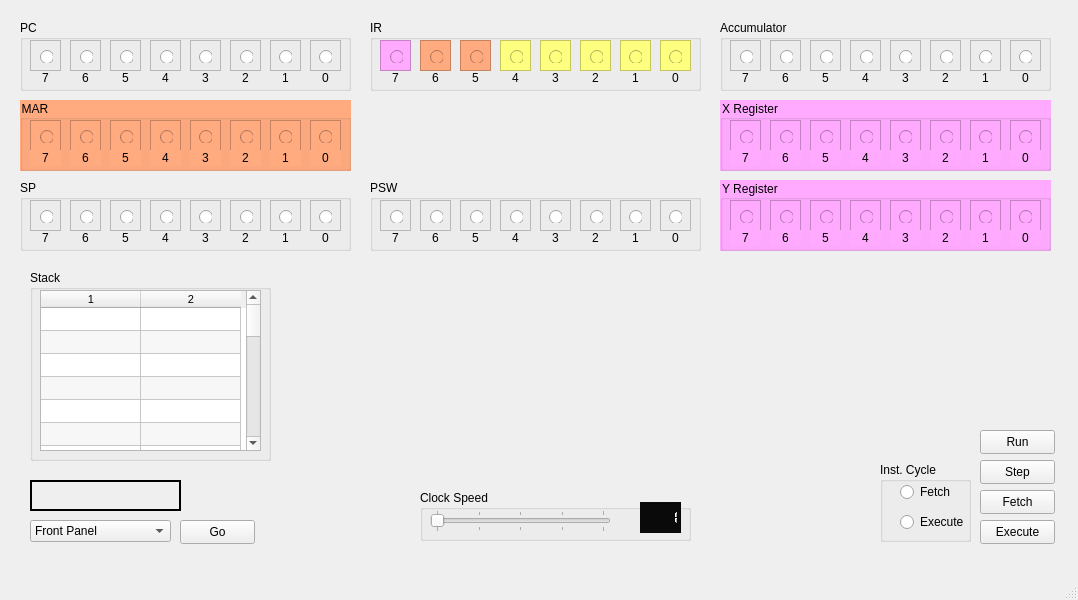
This is mainwindow.ui in jaybabel/J8CM_v2 as Qt 5 draws it before an edit. The edited form follows.
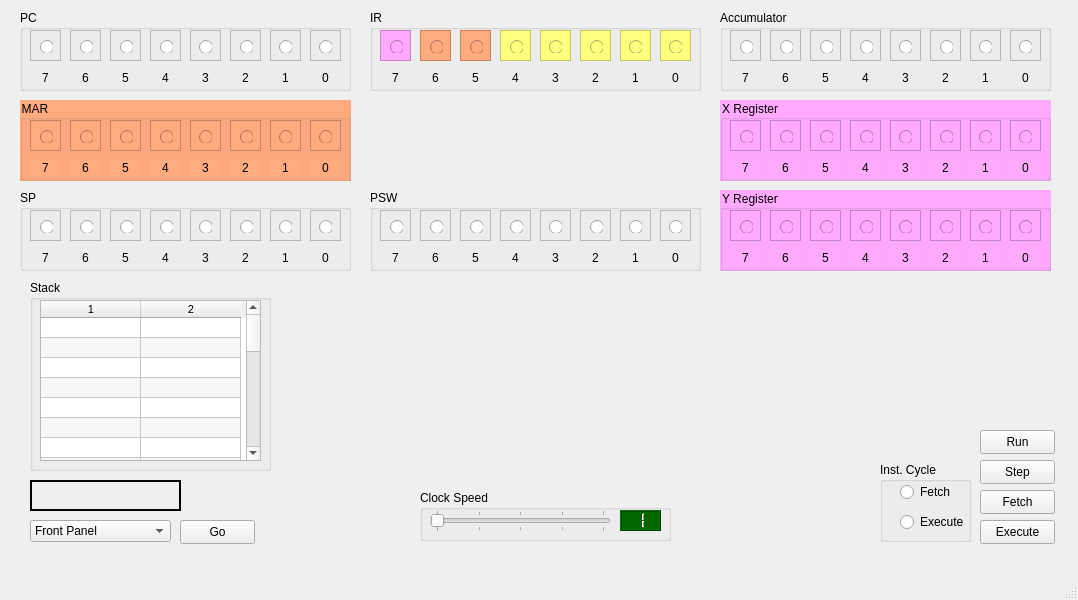
This is the edited form.

Commit message: clock display formatting

Diff of the .ui file:
```diff
--- a/mainwindow.ui
+++ b/mainwindow.ui
@@ -59,9 +59,9 @@
     <property name="geometry">
      <rect>
       <x>370</x>
-      <y>20</y>
+      <y>10</y>
       <width>331</width>
-      <height>71</height>
+      <height>81</height>
      </rect>
     </property>
     <property name="title">
@@ -418,7 +418,7 @@
      <property name="geometry">
       <rect>
        <x>10</x>
-       <y>50</y>
+       <y>60</y>
        <width>31</width>
        <height>16</height>
       </rect>
@@ -434,7 +434,7 @@
      <property name="geometry">
       <rect>
        <x>50</x>
-       <y>50</y>
+       <y>60</y>
        <width>31</width>
        <height>16</height>
       </rect>
@@ -450,7 +450,7 @@
      <property name="geometry">
       <rect>
        <x>90</x>
-       <y>50</y>
+       <y>60</y>
        <width>31</width>
        <height>16</height>
       </rect>
@@ -466,7 +466,7 @@
      <property name="geometry">
       <rect>
        <x>130</x>
-       <y>50</y>
+       <y>60</y>
        <width>31</width>
        <height>16</height>
       </rect>
@@ -482,7 +482,7 @@
      <property name="geometry">
       <rect>
        <x>170</x>
-       <y>50</y>
+       <y>60</y>
        <width>31</width>
        <height>16</height>
       </rect>
@@ -498,7 +498,7 @@
      <property name="geometry">
       <rect>
        <x>210</x>
-       <y>50</y>
+       <y>60</y>
        <width>31</width>
        <height>16</height>
       </rect>
@@ -514,7 +514,7 @@
      <property name="geometry">
       <rect>
        <x>250</x>
-       <y>50</y>
+       <y>60</y>
        <width>31</width>
        <height>16</height>
       </rect>
@@ -530,7 +530,7 @@
      <property name="geometry">
       <rect>
        <x>290</x>
-       <y>50</y>
+       <y>60</y>
        <width>31</width>
        <height>16</height>
       </rect>
@@ -596,7 +596,7 @@
      <rect>
       <x>420</x>
       <y>490</y>
-      <width>271</width>
+      <width>251</width>
       <height>51</height>
      </rect>
     </property>
@@ -637,14 +637,14 @@
     <widget class="QLCDNumber" name="lcdNumber">
      <property name="geometry">
       <rect>
-       <x>220</x>
-       <y>12</y>
+       <x>200</x>
+       <y>20</y>
        <width>41</width>
-       <height>31</height>
+       <height>21</height>
       </rect>
      </property>
      <property name="styleSheet">
-      <string notr="true">background-color: rgb(10, 10, 10);
+      <string notr="true">background-color: rgb(0, 100, 0);
 font: 700 9pt &quot;Segoe UI&quot;;
 color: rgb(85, 255, 0);</string>
      </property>
@@ -654,6 +654,9 @@
      <property name="lineWidth">
       <number>1</number>
      </property>
+     <property name="digitCount">
+      <number>1</number>
+     </property>
      <property name="mode">
       <enum>QLCDNumber::Dec</enum>
      </property>
@@ -705,9 +708,9 @@
     <property name="geometry">
      <rect>
       <x>20</x>
-      <y>20</y>
+      <y>10</y>
       <width>331</width>
-      <height>71</height>
+      <height>81</height>
      </rect>
     </property>
     <property name="title">
@@ -1040,7 +1043,7 @@
      <property name="geometry">
       <rect>
        <x>10</x>
-       <y>50</y>
+       <y>60</y>
        <width>31</width>
        <height>16</height>
       </rect>
@@ -1056,7 +1059,7 @@
      <property name="geometry">
       <rect>
        <x>50</x>
-       <y>50</y>
+       <y>60</y>
        <width>31</width>
        <height>16</height>
       </rect>
@@ -1072,7 +1075,7 @@
      <property name="geometry">
       <rect>
        <x>90</x>
-       <y>50</y>
+       <y>60</y>
        <width>31</width>
        <height>16</height>
       </rect>
@@ -1088,7 +1091,7 @@
      <property name="geometry">
       <rect>
        <x>130</x>
-       <y>50</y>
+       <y>60</y>
        <width>31</width>
        <height>16</height>
       </rect>
@@ -1104,7 +1107,7 @@
      <property name="geometry">
       <rect>
        <x>170</x>
-       <y>50</y>
+       <y>60</y>
        <width>31</width>
        <height>16</height>
       </rect>
@@ -1120,7 +1123,7 @@
      <property name="geometry">
       <rect>
        <x>210</x>
-       <y>50</y>
+       <y>60</y>
        <width>31</width>
        <height>16</height>
       </rect>
@@ -1136,7 +1139,7 @@
      <property name="geometry">
       <rect>
        <x>250</x>
-       <y>50</y>
+       <y>60</y>
        <width>31</width>
        <height>16</height>
       </rect>
@@ -1152,7 +1155,7 @@
      <property name="geometry">
       <rect>
        <x>290</x>
-       <y>50</y>
+       <y>60</y>
        <width>31</width>
        <height>16</height>
       </rect>
@@ -1169,9 +1172,9 @@
     <property name="geometry">
      <rect>
       <x>720</x>
-      <y>20</y>
+      <y>10</y>
       <width>331</width>
-      <height>71</height>
+      <height>81</height>
      </rect>
     </property>
     <property name="title">
@@ -1501,7 +1504,7 @@
      <property name="geometry">
       <rect>
        <x>10</x>
-       <y>50</y>
+       <y>60</y>
        <width>31</width>
        <height>16</height>
       </rect>
@@ -1517,7 +1520,7 @@
      <property name="geometry">
       <rect>
        <x>50</x>
-       <y>50</y>
+       <y>60</y>
        <width>31</width>
        <height>16</height>
       </rect>
@@ -1533,7 +1536,7 @@
      <property name="geometry">
       <rect>
        <x>90</x>
-       <y>50</y>
+       <y>60</y>
        <width>31</width>
        <height>16</height>
       </rect>
@@ -1549,7 +1552,7 @@
      <property name="geometry">
       <rect>
        <x>130</x>
-       <y>50</y>
+       <y>60</y>
        <width>31</width>
        <height>16</height>
       </rect>
@@ -1565,7 +1568,7 @@
      <property name="geometry">
       <rect>
        <x>170</x>
-       <y>50</y>
+       <y>60</y>
        <width>31</width>
        <height>16</height>
       </rect>
@@ -1581,7 +1584,7 @@
      <property name="geometry">
       <rect>
        <x>210</x>
-       <y>50</y>
+       <y>60</y>
        <width>31</width>
        <height>16</height>
       </rect>
@@ -1597,7 +1600,7 @@
      <property name="geometry">
       <rect>
        <x>250</x>
-       <y>50</y>
+       <y>60</y>
        <width>31</width>
        <height>16</height>
       </rect>
@@ -1613,7 +1616,7 @@
      <property name="geometry">
       <rect>
        <x>290</x>
-       <y>50</y>
+       <y>60</y>
        <width>31</width>
        <height>16</height>
       </rect>
@@ -1632,7 +1635,7 @@
       <x>720</x>
       <y>100</y>
       <width>331</width>
-      <height>71</height>
+      <height>81</height>
      </rect>
     </property>
     <property name="styleSheet">
@@ -1965,7 +1968,7 @@
      <property name="geometry">
       <rect>
        <x>10</x>
-       <y>50</y>
+       <y>60</y>
        <width>31</width>
        <height>16</height>
       </rect>
@@ -1981,7 +1984,7 @@
      <property name="geometry">
       <rect>
        <x>50</x>
-       <y>50</y>
+       <y>60</y>
        <width>31</width>
        <height>16</height>
       </rect>
@@ -1997,7 +2000,7 @@
      <property name="geometry">
       <rect>
        <x>90</x>
-       <y>50</y>
+       <y>60</y>
        <width>31</width>
        <height>16</height>
       </rect>
@@ -2013,7 +2016,7 @@
      <property name="geometry">
       <rect>
        <x>130</x>
-       <y>50</y>
+       <y>60</y>
        <width>31</width>
        <height>16</height>
       </rect>
@@ -2029,7 +2032,7 @@
      <property name="geometry">
       <rect>
        <x>170</x>
-       <y>50</y>
+       <y>60</y>
        <width>31</width>
        <height>16</height>
       </rect>
@@ -2045,7 +2048,7 @@
      <property name="geometry">
       <rect>
        <x>210</x>
-       <y>50</y>
+       <y>60</y>
        <width>31</width>
        <height>16</height>
       </rect>
@@ -2061,7 +2064,7 @@
      <property name="geometry">
       <rect>
        <x>250</x>
-       <y>50</y>
+       <y>60</y>
        <width>31</width>
        <height>16</height>
       </rect>
@@ -2077,7 +2080,7 @@
      <property name="geometry">
       <rect>
        <x>290</x>
-       <y>50</y>
+       <y>60</y>
        <width>31</width>
        <height>16</height>
       </rect>
@@ -2096,7 +2099,7 @@
       <x>20</x>
       <y>100</y>
       <width>331</width>
-      <height>71</height>
+      <height>81</height>
      </rect>
     </property>
     <property name="styleSheet">
@@ -2429,7 +2432,7 @@
      <property name="geometry">
       <rect>
        <x>10</x>
-       <y>50</y>
+       <y>60</y>
        <width>31</width>
        <height>16</height>
       </rect>
@@ -2445,7 +2448,7 @@
      <property name="geometry">
       <rect>
        <x>50</x>
-       <y>50</y>
+       <y>60</y>
        <width>31</width>
        <height>16</height>
       </rect>
@@ -2461,7 +2464,7 @@
      <property name="geometry">
       <rect>
        <x>90</x>
-       <y>50</y>
+       <y>60</y>
        <width>31</width>
        <height>16</height>
       </rect>
@@ -2477,7 +2480,7 @@
      <property name="geometry">
       <rect>
        <x>130</x>
-       <y>50</y>
+       <y>60</y>
        <width>31</width>
        <height>16</height>
       </rect>
@@ -2493,7 +2496,7 @@
      <property name="geometry">
       <rect>
        <x>170</x>
-       <y>50</y>
+       <y>60</y>
        <width>31</width>
        <height>16</height>
       </rect>
@@ -2509,7 +2512,7 @@
      <property name="geometry">
       <rect>
        <x>210</x>
-       <y>50</y>
+       <y>60</y>
        <width>31</width>
        <height>16</height>
       </rect>
@@ -2525,7 +2528,7 @@
      <property name="geometry">
       <rect>
        <x>250</x>
-       <y>50</y>
+       <y>60</y>
        <width>31</width>
        <height>16</height>
       </rect>
@@ -2541,7 +2544,7 @@
      <property name="geometry">
       <rect>
        <x>290</x>
-       <y>50</y>
+       <y>60</y>
        <width>31</width>
        <height>16</height>
       </rect>
@@ -2558,9 +2561,9 @@
     <property name="geometry">
      <rect>
       <x>20</x>
-      <y>180</y>
+      <y>190</y>
       <width>331</width>
-      <height>71</height>
+      <height>81</height>
      </rect>
     </property>
     <property name="title">
@@ -2890,7 +2893,7 @@
      <property name="geometry">
       <rect>
        <x>10</x>
-       <y>50</y>
+       <y>60</y>
        <width>31</width>
        <height>16</height>
       </rect>
@@ -2906,7 +2909,7 @@
      <property name="geometry">
       <rect>
        <x>50</x>
-       <y>50</y>
+       <y>60</y>
        <width>31</width>
        <height>16</height>
       </rect>
@@ -2922,7 +2925,7 @@
      <property name="geometry">
       <rect>
        <x>90</x>
-       <y>50</y>
+       <y>60</y>
        <width>31</width>
        <height>16</height>
       </rect>
@@ -2938,7 +2941,7 @@
      <property name="geometry">
       <rect>
        <x>130</x>
-       <y>50</y>
+       <y>60</y>
        <width>31</width>
        <height>16</height>
       </rect>
@@ -2954,7 +2957,7 @@
      <property name="geometry">
       <rect>
        <x>170</x>
-       <y>50</y>
+       <y>60</y>
        <width>31</width>
        <height>16</height>
       </rect>
@@ -2970,7 +2973,7 @@
      <property name="geometry">
       <rect>
        <x>210</x>
-       <y>50</y>
+       <y>60</y>
        <width>31</width>
        <height>16</height>
       </rect>
@@ -2986,7 +2989,7 @@
      <property name="geometry">
       <rect>
        <x>250</x>
-       <y>50</y>
+       <y>60</y>
        <width>31</width>
        <height>16</height>
       </rect>
@@ -3002,7 +3005,7 @@
      <property name="geometry">
       <rect>
        <x>290</x>
-       <y>50</y>
+       <y>60</y>
        <width>31</width>
        <height>16</height>
       </rect>
@@ -3019,9 +3022,9 @@
     <property name="geometry">
      <rect>
       <x>720</x>
-      <y>180</y>
+      <y>190</y>
       <width>331</width>
-      <height>71</height>
+      <height>81</height>
      </rect>
     </property>
     <property name="styleSheet">
@@ -3354,7 +3357,7 @@
      <property name="geometry">
       <rect>
        <x>10</x>
-       <y>50</y>
+       <y>60</y>
        <width>31</width>
        <height>16</height>
       </rect>
@@ -3370,7 +3373,7 @@
      <property name="geometry">
       <rect>
        <x>50</x>
-       <y>50</y>
+       <y>60</y>
        <width>31</width>
        <height>16</height>
       </rect>
@@ -3386,7 +3389,7 @@
      <property name="geometry">
       <rect>
        <x>90</x>
-       <y>50</y>
+       <y>60</y>
        <width>31</width>
        <height>16</height>
       </rect>
@@ -3402,7 +3405,7 @@
      <property name="geometry">
       <rect>
        <x>130</x>
-       <y>50</y>
+       <y>60</y>
        <width>31</width>
        <height>16</height>
       </rect>
@@ -3418,7 +3421,7 @@
      <property name="geometry">
       <rect>
        <x>170</x>
-       <y>50</y>
+       <y>60</y>
        <width>31</width>
        <height>16</height>
       </rect>
@@ -3434,7 +3437,7 @@
      <property name="geometry">
       <rect>
        <x>210</x>
-       <y>50</y>
+       <y>60</y>
        <width>31</width>
        <height>16</height>
       </rect>
@@ -3450,7 +3453,7 @@
      <property name="geometry">
       <rect>
        <x>250</x>
-       <y>50</y>
+       <y>60</y>
        <width>31</width>
        <height>16</height>
       </rect>
@@ -3466,7 +3469,7 @@
      <property name="geometry">
       <rect>
        <x>290</x>
-       <y>50</y>
+       <y>60</y>
        <width>31</width>
        <height>16</height>
       </rect>
@@ -3483,9 +3486,9 @@
     <property name="geometry">
      <rect>
       <x>370</x>
-      <y>180</y>
+      <y>190</y>
       <width>331</width>
-      <height>71</height>
+      <height>81</height>
      </rect>
     </property>
     <property name="title">
@@ -3818,7 +3821,7 @@
      <property name="geometry">
       <rect>
        <x>10</x>
-       <y>50</y>
+       <y>60</y>
        <width>31</width>
        <height>16</height>
       </rect>
@@ -3834,7 +3837,7 @@
      <property name="geometry">
       <rect>
        <x>50</x>
-       <y>50</y>
+       <y>60</y>
        <width>31</width>
        <height>16</height>
       </rect>
@@ -3850,7 +3853,7 @@
      <property name="geometry">
       <rect>
        <x>90</x>
-       <y>50</y>
+       <y>60</y>
        <width>31</width>
        <height>16</height>
       </rect>
@@ -3866,7 +3869,7 @@
      <property name="geometry">
       <rect>
        <x>130</x>
-       <y>50</y>
+       <y>60</y>
        <width>31</width>
        <height>16</height>
       </rect>
@@ -3882,7 +3885,7 @@
      <property name="geometry">
       <rect>
        <x>170</x>
-       <y>50</y>
+       <y>60</y>
        <width>31</width>
        <height>16</height>
       </rect>
@@ -3898,7 +3901,7 @@
      <property name="geometry">
       <rect>
        <x>210</x>
-       <y>50</y>
+       <y>60</y>
        <width>31</width>
        <height>16</height>
       </rect>
@@ -3914,7 +3917,7 @@
      <property name="geometry">
       <rect>
        <x>250</x>
-       <y>50</y>
+       <y>60</y>
        <width>31</width>
        <height>16</height>
       </rect>
@@ -3930,7 +3933,7 @@
      <property name="geometry">
       <rect>
        <x>290</x>
-       <y>50</y>
+       <y>60</y>
        <width>31</width>
        <height>16</height>
       </rect>
@@ -3947,7 +3950,7 @@
     <property name="geometry">
      <rect>
       <x>30</x>
-      <y>270</y>
+      <y>280</y>
       <width>241</width>
       <height>191</height>
      </rect>
@@ -3990,8 +3993,11 @@
      <attribute name="verticalHeaderVisible">
       <bool>false</bool>
      </attribute>
+     <attribute name="verticalHeaderMinimumSectionSize">
+      <number>20</number>
+     </attribute>
      <attribute name="verticalHeaderDefaultSectionSize">
-      <number>23</number>
+      <number>20</number>
      </attribute>
      <row/>
      <row/>
```
